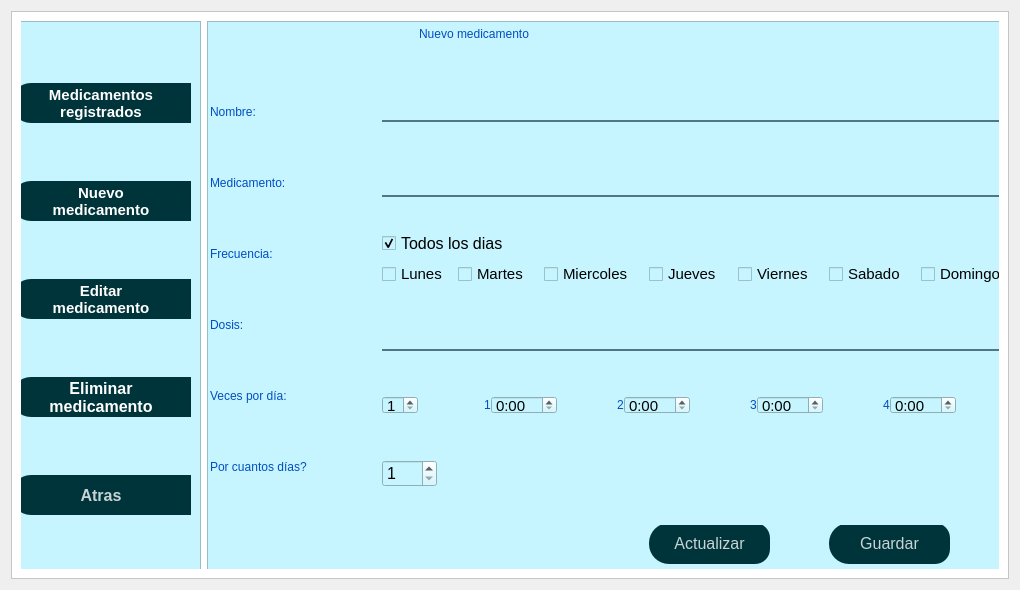
Old version of the form ui/medicamentos.ui in the repository daburneo1/addi.
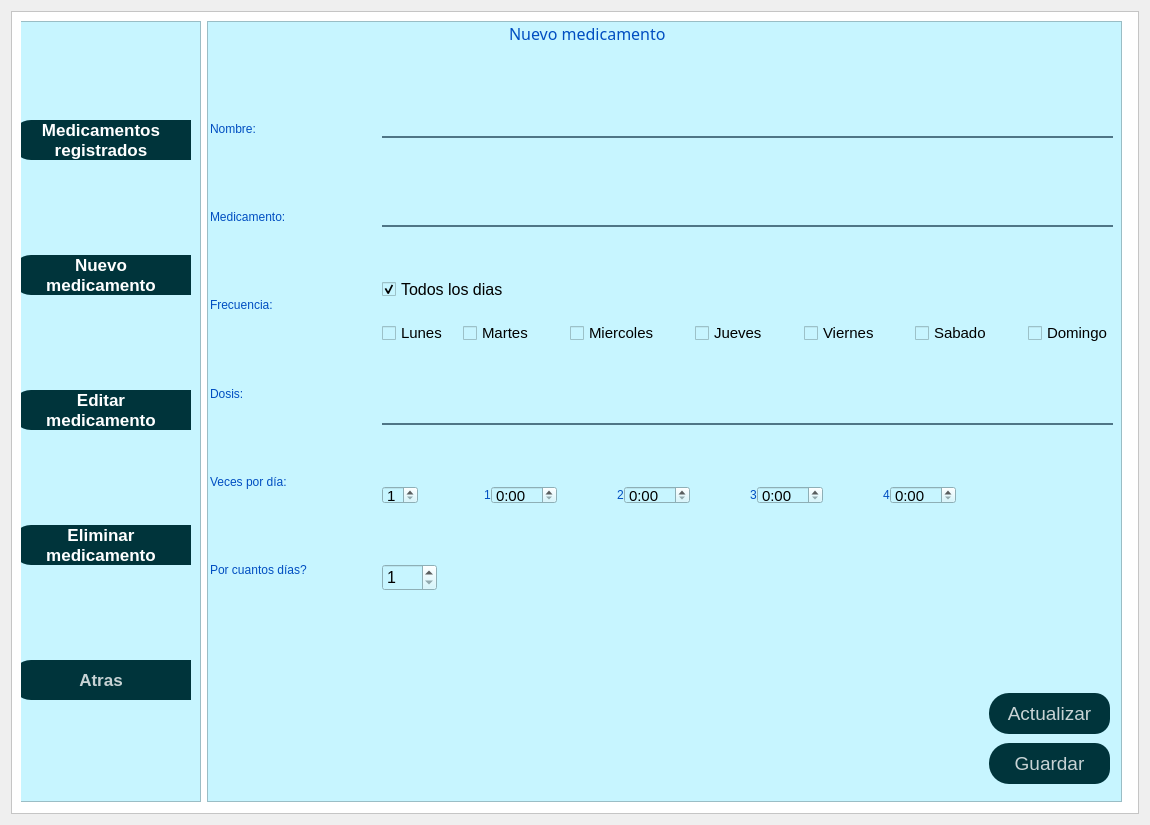
New version of the form. Icons and pictures are not drawn.

```diff
--- a/ui/medicamentos.ui
+++ b/ui/medicamentos.ui
@@ -6,20 +6,20 @@
    <rect>
     <x>0</x>
     <y>0</y>
-    <width>1020</width>
-    <height>590</height>
+    <width>1150</width>
+    <height>825</height>
    </rect>
   </property>
   <property name="minimumSize">
    <size>
-    <width>1020</width>
-    <height>590</height>
+    <width>1150</width>
+    <height>825</height>
    </size>
   </property>
   <property name="maximumSize">
    <size>
-    <width>1020</width>
-    <height>590</height>
+    <width>1150</width>
+    <height>825</height>
    </size>
   </property>
   <property name="windowTitle">
@@ -54,8 +54,8 @@
           <rect>
            <x>-30</x>
            <y>-10</y>
-           <width>1031</width>
-           <height>581</height>
+           <width>1141</width>
+           <height>801</height>
           </rect>
          </property>
          <property name="styleSheet">
@@ -124,7 +124,7 @@
                </property>
                <property name="font">
                 <font>
-                 <pointsize>11</pointsize>
+                 <pointsize>13</pointsize>
                  <weight>75</weight>
                  <bold>true</bold>
                 </font>
@@ -158,7 +158,7 @@
                </property>
                <property name="font">
                 <font>
-                 <pointsize>11</pointsize>
+                 <pointsize>13</pointsize>
                  <weight>75</weight>
                  <bold>true</bold>
                 </font>
@@ -192,7 +192,7 @@
                </property>
                <property name="font">
                 <font>
-                 <pointsize>11</pointsize>
+                 <pointsize>13</pointsize>
                  <weight>75</weight>
                  <bold>true</bold>
                 </font>
@@ -226,7 +226,7 @@
                </property>
                <property name="font">
                 <font>
-                 <pointsize>12</pointsize>
+                 <pointsize>13</pointsize>
                  <weight>75</weight>
                  <bold>true</bold>
                 </font>
@@ -260,7 +260,7 @@
                </property>
                <property name="font">
                 <font>
-                 <pointsize>12</pointsize>
+                 <pointsize>13</pointsize>
                  <weight>75</weight>
                  <bold>true</bold>
                 </font>
@@ -486,12 +486,21 @@
                 <widget class="QLabel" name="label_12">
                  <property name="geometry">
                   <rect>
-                   <x>210</x>
+                   <x>300</x>
                    <y>0</y>
                    <width>221</width>
                    <height>21</height>
                   </rect>
                  </property>
+                 <property name="font">
+                  <font>
+                   <family>Arial Black</family>
+                   <pointsize>12</pointsize>
+                   <weight>10</weight>
+                   <italic>false</italic>
+                   <bold>false</bold>
+                  </font>
+                 </property>
                  <property name="text">
                   <string>Nuevo medicamento</string>
                  </property>
@@ -499,15 +508,15 @@
                 <widget class="QPushButton" name="pushButtonActualizar_2">
                  <property name="geometry">
                   <rect>
-                   <x>440</x>
-                   <y>500</y>
+                   <x>780</x>
+                   <y>670</y>
                    <width>121</width>
                    <height>41</height>
                   </rect>
                  </property>
                  <property name="font">
                   <font>
-                   <pointsize>12</pointsize>
+                   <pointsize>14</pointsize>
                   </font>
                  </property>
                  <property name="styleSheet">
@@ -539,15 +548,15 @@
                 <widget class="QPushButton" name="pushButtonGuardar">
                  <property name="geometry">
                   <rect>
-                   <x>620</x>
-                   <y>500</y>
+                   <x>780</x>
+                   <y>720</y>
                    <width>121</width>
                    <height>41</height>
                   </rect>
                  </property>
                  <property name="font">
                   <font>
-                   <pointsize>12</pointsize>
+                   <pointsize>14</pointsize>
                   </font>
                  </property>
                  <property name="styleSheet">
@@ -582,7 +591,7 @@
                    <x>1</x>
                    <y>31</y>
                    <width>161</width>
-                   <height>471</height>
+                   <height>591</height>
                   </rect>
                  </property>
                  <layout class="QVBoxLayout" name="verticalLayout_6">
@@ -726,8 +735,8 @@
                   <rect>
                    <x>173</x>
                    <y>31</y>
-                   <width>624</width>
-                   <height>471</height>
+                   <width>731</width>
+                   <height>591</height>
                   </rect>
                  </property>
                  <layout class="QVBoxLayout" name="verticalLayout">
```
